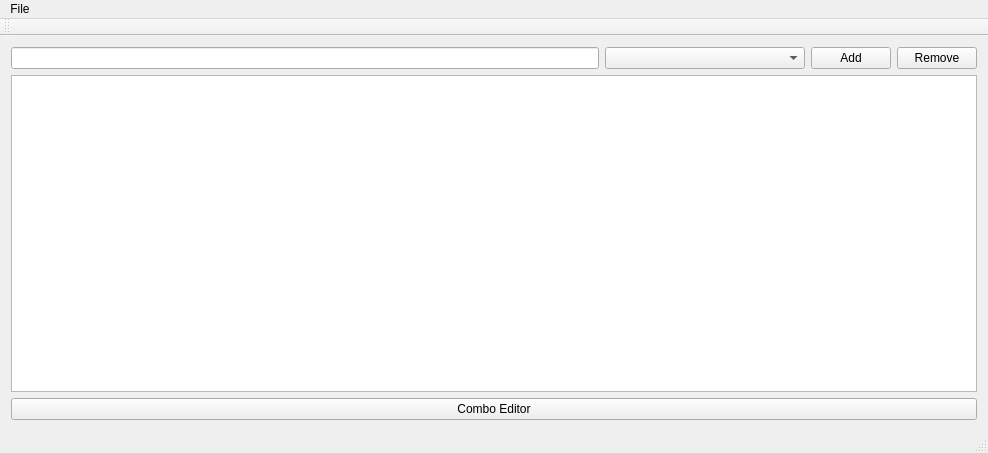
The window that deckeditorwindow.ui (Inexorably/gwentCalc) describes before a commit, drawn with Qt 5.
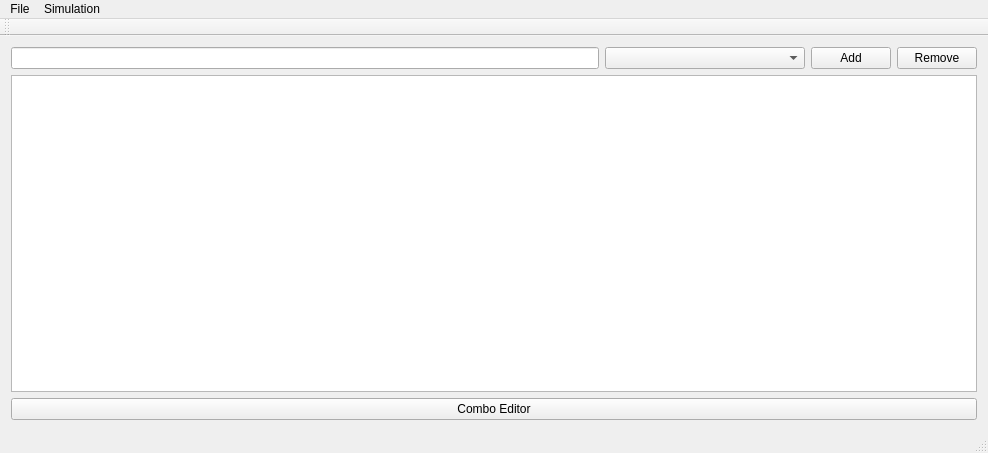
The same window after the commit. Icons and pictures are not drawn.

The edit to the form file:
```diff
--- a/deckeditorwindow.ui
+++ b/deckeditorwindow.ui
@@ -94,7 +94,14 @@
     <addaction name="actionSave_deck"/>
     <addaction name="actionSave_deck_as"/>
    </widget>
+   <widget class="QMenu" name="menuSimulation">
+    <property name="title">
+     <string>Simulation</string>
+    </property>
+    <addaction name="actionSettings"/>
+   </widget>
    <addaction name="menuFile"/>
+   <addaction name="menuSimulation"/>
   </widget>
   <widget class="QToolBar" name="mainToolBar">
    <attribute name="toolBarArea">
```
Left out of the diff: 10 changed lines with no effect on the pictures.
